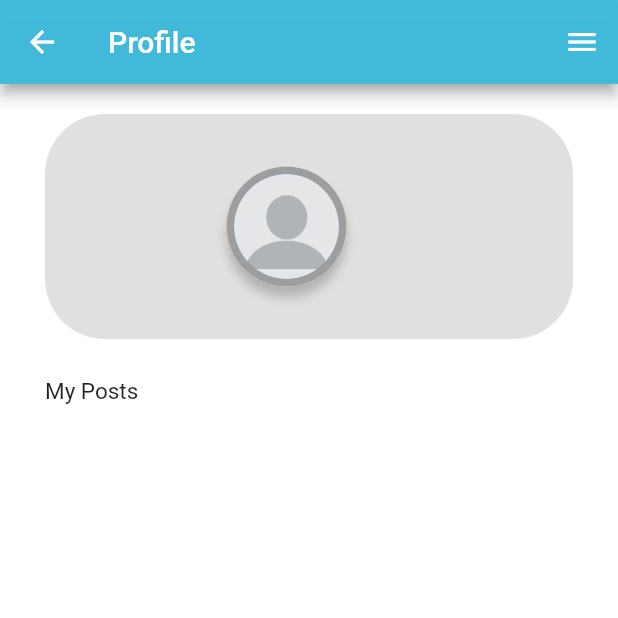
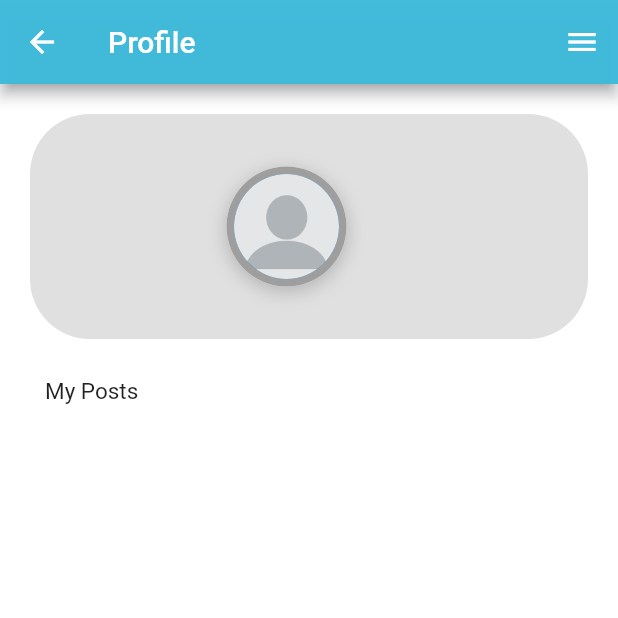
Before and after one commit to HongikB612/UrbanLink, a Flutter app: the ProfilePage screen opened directly, on a phone screen of 412 x 824 dp, the top half of it. Run offline on Flutter 3.47's test engine with Material 2 defaults, Android fonts, the phone set to English and light mode, and no system bars; our stand-ins replace anim_search_bar, cloud_firestore, firebase_auth, firebase_core, firebase_storage, geocoding and 6 more; accounts and stored records are empty.

Commit message:
Feat Adjust shadow

```diff
--- a/lib/pages/profilepage/profilepage.dart
+++ b/lib/pages/profilepage/profilepage.dart
@@ -54,7 +54,7 @@ class _ProfilePageState extends State<ProfilePage> {
     const double profileHeight = 150;
     const double profileRound = 40;
     return Container(
-        margin: const EdgeInsets.fromLTRB(30, 20, 30, 0),
+        margin: const EdgeInsets.fromLTRB(20, 20, 20, 0),
         height: profileHeight,
         decoration: const BoxDecoration(
           color: Color.fromRGBO(153, 153, 153, 0.3),
@@ -79,9 +79,9 @@ class _ProfilePageState extends State<ProfilePage> {
                       boxShadow: [
                         BoxShadow(
                           color: Colors.grey.withOpacity(0.7),
-                          blurRadius: 5.0,
+                          blurRadius: 10.0,
                           spreadRadius: 0.0,
-                          offset: const Offset(0, 7),
+                          offset: const Offset(0, 3),
                         )
                       ]),
                   child: const CircleAvatar(
@@ -106,9 +106,9 @@ class _ProfilePageState extends State<ProfilePage> {
                               fontWeight: FontWeight.w700,
                               shadows: [
                                 Shadow(
-                                  blurRadius: 5.0,
+                                  blurRadius: 9.0,
                                   color: Colors.grey.withOpacity(0.7),
-                                  offset: const Offset(0, 7),
+                                  offset: const Offset(0, 4),
                                 ),
                               ])),
                       Text(profileUser?.userExplanation ?? '',
@@ -156,7 +156,7 @@ class _ProfilePageState extends State<ProfilePage> {
             child: Align(
               alignment: Alignment.centerLeft,
               child: Padding(
-                padding: const EdgeInsets.fromLTRB(30, 10, 100, 00),
+                padding: const EdgeInsets.fromLTRB(10, 10, 10, 10),
                 child: PostList(
                   postStream: PostDatabaseService.getPostsByUserId(
                       _myUser?.userId ?? 'Unknown'),
```
